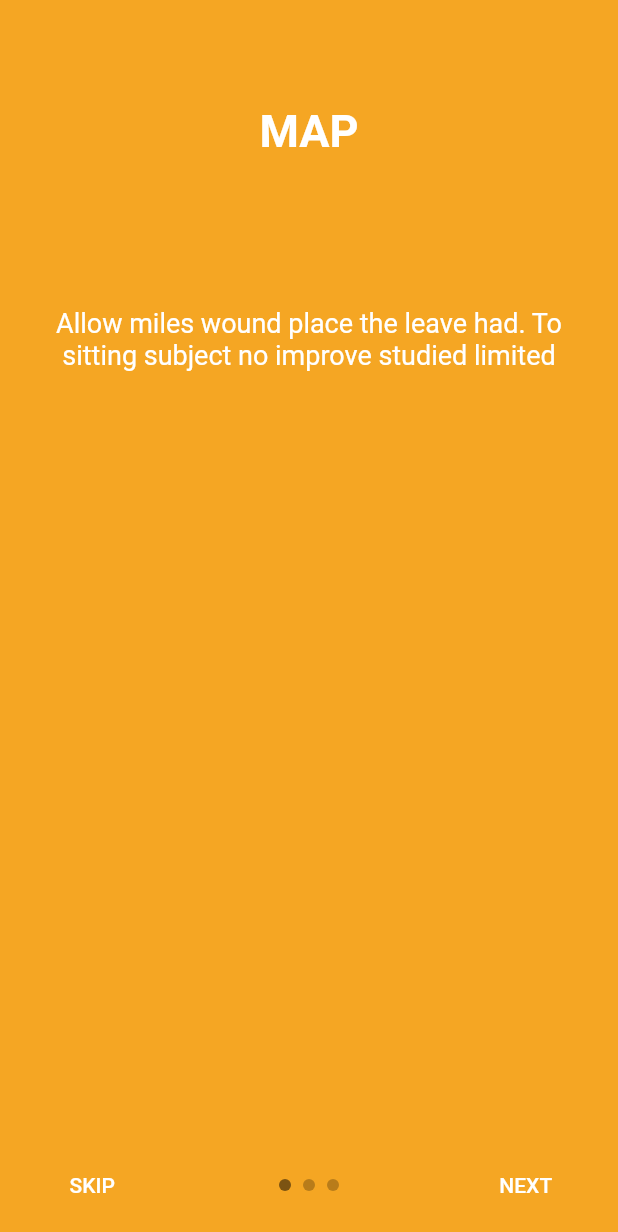
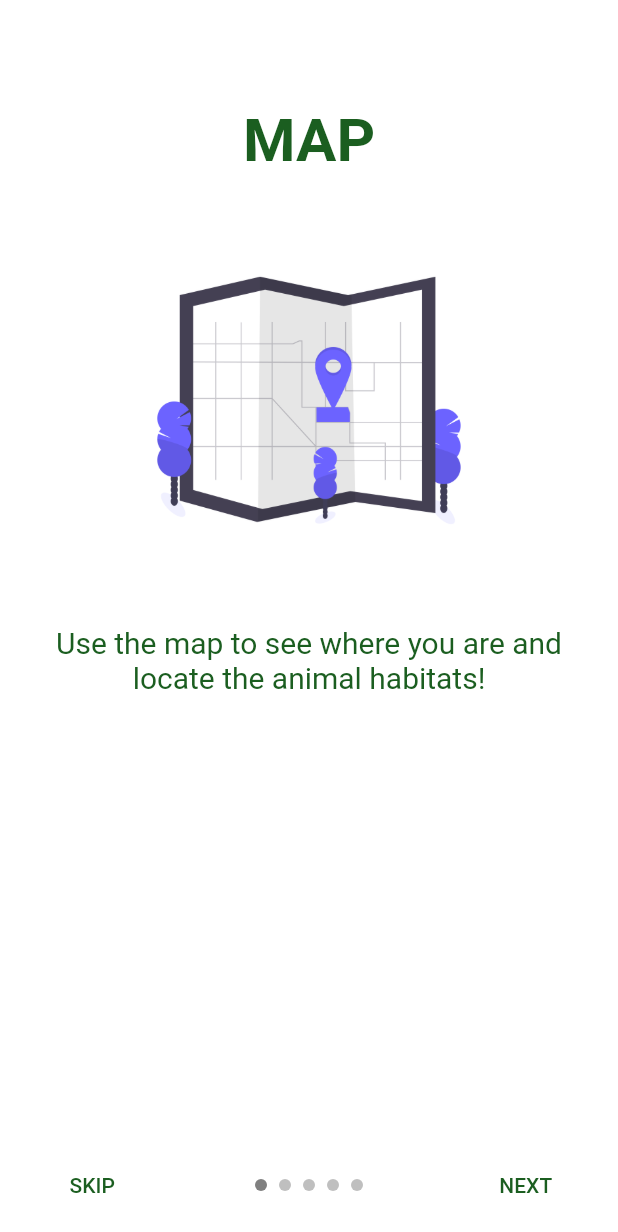
Before and after one commit to RaquelRainho/ZooExplorer, a Flutter app: the screen it shows after launch, on a phone screen of 412 x 824 dp. Shown: the top 1232 px of the screen. Run offline on Flutter 3.47's test engine with Material 2 defaults, Android fonts, the phone set to English and light mode, and no system bars; drawn by our look-alikes of intro_slider; our stand-ins replace cloud_firestore, firebase_core, firebase_storage, google_maps_flutter, image_picker, localstorage; missing offline and left inert: background_app_bar, qrscan; accounts and stored records are empty.

Commit message:
Added introdutory sliders

```diff
--- a/zooexplorer/lib/intro/intro_slider.dart
+++ b/zooexplorer/lib/intro/intro_slider.dart
@@ -17,26 +17,49 @@ class _IntroTutorialState extends State<IntroTutorial> {
     _slides.add(
       new Slide(
         title: "MAP",
-        description: "Allow miles wound place the leave had. To sitting subject no improve studied limited",
-        //pathImage: "images/photo_eraser.png",
-        backgroundColor: Color(0xfff5a623),
+        styleTitle: TextStyle(color: Colors.green[900], fontSize: 40.0, fontWeight: FontWeight.bold),
+        description: "Use the map to see where you are and locate the animal habitats!",
+        styleDescription: TextStyle(color: Colors.green[900], fontSize: 20.0),
+        pathImage: "assets/intro_map.png",
+        backgroundColor: Colors.white,
       ),
     );
     _slides.add(
       new Slide(
-        title: "PENCIL",
-        description: "Ye indulgence unreserved connection alteration appearance",
-        //pathImage: "images/photo_pencil.png",
-        backgroundColor: Color(0xff203152),
+        title: "HABITATS",
+        styleTitle: TextStyle(color: Colors.green[900], fontSize: 40.0, fontWeight: FontWeight.bold),
+        description: "In the habitats tab you can see the habitats of the zoo.\nVisit one and use the QR code scanner to unlock it!",
+        styleDescription: TextStyle(color: Colors.green[900], fontSize: 20.0),
+        pathImage: "assets/intro_list.png",
+        backgroundColor: Colors.white,
       ),
     );
     _slides.add(
       new Slide(
-        title: "RULER",
-        description:
-        "Much evil soon high in hope do view. Out may few northward believing attempted. Yet timed being songs marry one defer men our. Although finished blessing do of",
-        //pathImage: "images/photo_ruler.png",
-        backgroundColor: Color(0xff9932CC),
+        title: "HABITAT",
+        styleTitle: TextStyle(color: Colors.green[900], fontSize: 40.0, fontWeight: FontWeight.bold),
+        description: "Once unlocked, you can see the habitat's page to find the information about the animal inside!",
+        styleDescription: TextStyle(color: Colors.green[900], fontSize: 20.0),
+        pathImage: "assets/intro_info.png",
+        backgroundColor: Colors.white,
+      ),
+    );
+    _slides.add(
+      new Slide(
+        title: "GALLERY",
+        styleTitle: TextStyle(color: Colors.green[900], fontSize: 40.0, fontWeight: FontWeight.bold),
+        description: "On each habitat's page, you can also see its photo gallery and upload your own!",
+        styleDescription: TextStyle(color: Colors.green[900], fontSize: 20.0),
+        pathImage: "assets/intro_photos.png",
+        backgroundColor: Colors.white,
+      ),
+    );
+    _slides.add(
+      new Slide(
+        description: "WELCOME!",
+        styleDescription: TextStyle(color: Colors.green[900], fontSize: 25.0),
+        pathImage: "assets/logo.png",
+        backgroundColor: Colors.white,
       ),
     );
   }
@@ -48,6 +71,9 @@ class _IntroTutorialState extends State<IntroTutorial> {
       onDonePress: () {
         Navigator.pushNamed(context, '/habitats');
         },
+        styleNameDoneBtn: TextStyle(color: Colors.green[900]),
+        styleNamePrevBtn: TextStyle(color: Colors.green[900]),
+        styleNameSkipBtn: TextStyle(color: Colors.green[900]),
     );
   }
 }
```
Also changed, not shown: zooexplorer/assets/intro_info.png (added), zooexplorer/assets/intro_list.png (added), zooexplorer/assets/intro_map.png (added), zooexplorer/assets/intro_photos.png (added).
